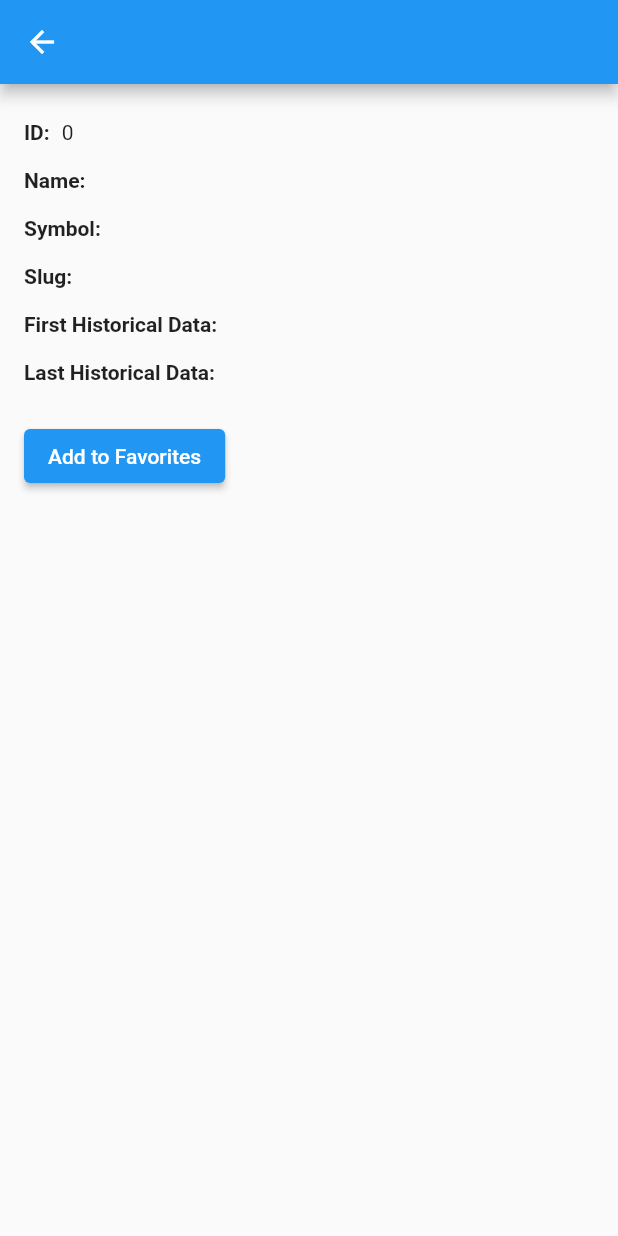
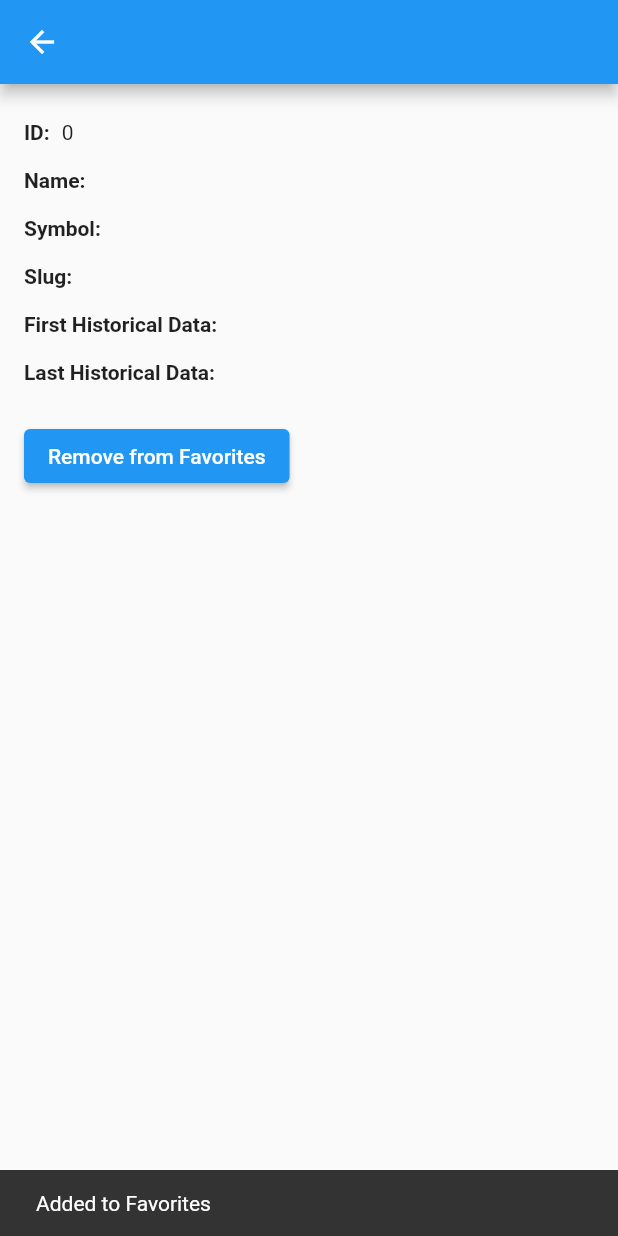
Before and after one commit to vishal-singh-01/my_crypto, a Flutter app: the CryptocurrencyDetailsPage screen opened directly with empty values, after a tap on "Add to Favorites", on a phone screen of 412 x 824 dp. Run offline on Flutter 3.47's test engine with Material 2 defaults, Android fonts, the phone set to English and light mode, and no system bars; our stand-ins replace sqflite; accounts and stored records are empty; network calls fail.

Commit message:
4. By clicking on the tab with favourites, the list of previously added cryptocurrencies opens 5. By clicking on an item from your favourites, opens a screen with a detailed view 6. The detailed view should have a button that allows you to remove cryptocurrency from favourites 7. Tie updating of the list on the main screen to "pull to refresh”. 8. Cache data downloaded from the network.

```diff
--- a/lib/models/cryptocurrency.dart
+++ b/lib/models/cryptocurrency.dart
@@ -18,4 +18,29 @@ class Cryptocurrency {
     this.isFavorite = false,
   });
 
+
+  Map<String, dynamic> toMap() {
+    return {
+      'id': id,
+      'name': name,
+      'symbol': symbol,
+      'slug' : slug,
+      'first_historical_data': first_historical_data,
+      'last_historical_data' : last_historical_data,
+      'is_favorite': isFavorite ? 1 : 0,
+    };
+  }
+
+  factory Cryptocurrency.fromMap(Map<String, dynamic> map) {
+    return Cryptocurrency(
+      id: map['id'],
+      name: map['name'],
+      symbol: map['symbol'],
+      slug: map['slug'],
+      first_historical_data: map['first_historical_data'],
+      last_historical_data: map['last_historical_data'],
+      isFavorite: map['is_favorite'] == 1,
+    );
+  }
+
 }
--- a/lib/view/CryptocurrencyDetailsPage.dart
+++ /dev/null
@@ -1,75 +0,0 @@
-import 'package:flutter/cupertino.dart';
-import 'package:flutter/material.dart';
-
-import '../models/cryptocurrency.dart';
-
-class CryptocurrencyDetailsPage extends StatelessWidget {
-  final Cryptocurrency cryptocurrency;
-
-  CryptocurrencyDetailsPage({required this.cryptocurrency});
-
-  @override
-  Widget build(BuildContext context) {
-    return Scaffold(
-      appBar: AppBar(
-        title: Text(cryptocurrency.name),
-      ),
-      // body: Center(
-      //   child: Column(
-      //     mainAxisAlignment: MainAxisAlignment.center,
-      //     children: <Widget>[
-      //       Text('ID: ${cryptocurrency.id}'),
-      //       Text('Symbol: ${cryptocurrency.symbol}'),
-      //       ElevatedButton(
-      //         onPressed: () {
-      //           // Add to favorites functionality
-      //         },
-      //         child: Text('Add to Favorites'),
-      //       ),
-      //     ],
-      //   ),
-      // ),
-
-      body: Padding(
-        padding: const EdgeInsets.all(16.0),
-        child: Column(
-          crossAxisAlignment: CrossAxisAlignment.start,
-          children: [
-            _buildParameterRow('ID', cryptocurrency.id.toString()),
-            _buildParameterRow('Name', cryptocurrency.name.toString()),
-            _buildParameterRow('Symbol', cryptocurrency.symbol),
-            _buildParameterRow('Slug', cryptocurrency.slug),
-            _buildParameterRow('First Historical Data', cryptocurrency.first_historical_data),
-            _buildParameterRow('Last Historical Data', cryptocurrency.last_historical_data),
-            SizedBox(height: 16),
-            ElevatedButton(
-              onPressed: () {
-                // Add to favorites functionality
-              },
-              child: Text('Add to Favorites'),
-            ),
-          ],
-        ),
-      ),
-    );
-  }
-
-  Widget _buildParameterRow(String label, String value) {
-    return Padding(
-      padding: const EdgeInsets.symmetric(vertical: 8.0),
-      child: Row(
-        crossAxisAlignment: CrossAxisAlignment.start,
-        children: [
-          Text(
-            '$label:',
-            style: TextStyle(fontWeight: FontWeight.bold),
-          ),
-          SizedBox(width: 8),
-          Expanded(
-            child: Text(value),
-          ),
-        ],
-      ),
-    );
-  }
-}
--- /dev/null
+++ b/lib/view/cryptocurrency_details_page.dart
@@ -0,0 +1,110 @@
+import 'package:flutter/cupertino.dart';
+import 'package:flutter/material.dart';
+
+import '../models/cryptocurrency.dart';
+import 'package:path_provider/path_provider.dart';
+import 'package:sqflite/sqflite.dart';
+import '../data/database_helper.dart';
+
+class CryptocurrencyDetailsPage extends StatefulWidget {
+  final Cryptocurrency cryptocurrency;
+
+  CryptocurrencyDetailsPage({required this.cryptocurrency});
+
+  @override
+  _CryptocurrencyDetailsPageState createState() => _CryptocurrencyDetailsPageState();
+}
+
+class _CryptocurrencyDetailsPageState extends State<CryptocurrencyDetailsPage> {
+
+
+  @override
+  void initState() {
+    super.initState();
+    print("CryptocurrencyDetailsPage called");
+    // _loadCryptocurrencies();
+
+
+    buttonText = widget.cryptocurrency.isFavorite ? removeToFavourite : addToFavourite;
+  }
+// class CryptocurrencyDetailsPage extends StatelessWidget {
+//   final Cryptocurrency cryptocurrency;
+
+  // CryptocurrencyDetailsPage({required this.cryptocurrency});
+
+  String addToFavourite = "Add to Favorites";
+  String removeToFavourite = "Remove from Favorites";
+  String buttonText = "";
+
+  @override
+  Widget build(BuildContext context) {
+    print("cryptocurrency ${widget.cryptocurrency.toString()}");
+    return Scaffold(
+      appBar: AppBar(
+        title: Text(widget.cryptocurrency.name),
+      ),
+      body: Padding(
+        padding: const EdgeInsets.all(16.0),
+        child: Column(
+          crossAxisAlignment: CrossAxisAlignment.start,
+          children: [
+            _buildParameterRow('ID', widget.cryptocurrency.id.toString()),
+            _buildParameterRow('Name', widget.cryptocurrency.name.toString()),
+            _buildParameterRow('Symbol', widget.cryptocurrency.symbol),
+            _buildParameterRow('Slug', widget.cryptocurrency.slug),
+            _buildParameterRow('First Historical Data', widget.cryptocurrency.first_historical_data),
+            _buildParameterRow('Last Historical Data', widget.cryptocurrency.last_historical_data),
+            SizedBox(height: 16),
+            // ElevatedButton(
+            //   onPressed: () {
+            //     // Add to favorites functionality
+            //   },
+            //   child: Text('Add to Favorites'),
+            // ),
+            ElevatedButton(
+              onPressed: () {
+                _toggleFavorite(context);
+              },
+              child: Text(buttonText),
+            ),
+          ],
+        ),
+      ),
+    );
+  }
+
+  Widget _buildParameterRow(String label, String value) {
+    return Padding(
+      padding: const EdgeInsets.symmetric(vertical: 8.0),
+      child: Row(
+        crossAxisAlignment: CrossAxisAlignment.start,
+        children: [
+          Text(
+            '$label:',
+            style: TextStyle(fontWeight: FontWeight.bold),
+          ),
+          SizedBox(width: 8),
+          Expanded(
+            child: Text(value),
+          ),
+        ],
+      ),
+    );
+  }
+
+  void _toggleFavorite(BuildContext context) {
+    final dbHelper = DatabaseHelper();
+    widget.cryptocurrency.isFavorite = !widget.cryptocurrency.isFavorite;
+    if (widget.cryptocurrency.isFavorite) {
+      dbHelper.updateCryptocurrency(widget.cryptocurrency);
+    } else {
+      dbHelper.updateCryptocurrency(widget.cryptocurrency);
+    }
+    setState(() {
+      buttonText = widget.cryptocurrency.isFavorite ? removeToFavourite : addToFavourite;
+    });
+    ScaffoldMessenger.of(context).showSnackBar(SnackBar(
+      content: Text(widget.cryptocurrency.isFavorite ? 'Added to Favorites' : 'Removed from Favorites'),
+    ));
+  }
+}
--- a/pubspec.yaml
+++ b/pubspec.yaml
@@ -36,6 +36,9 @@ dependencies:
   # Use with the CupertinoIcons class for iOS style icons.
   cupertino_icons: ^1.0.2
   http: ^0.13.6
+  sqflite: ^2.2.8+4
+  path_provider: ^2.1.1
+#  sqflite_common_ffi: ^2.2.5
 
 
 dev_dependencies:
```
Also changed, not shown: lib/api_service.dart (renamed from lib/ApiService.dart, +18 -2 lines), lib/data/database_helper.dart (added, +165 -0 lines), lib/main.dart (+32 -7 lines), lib/view/CryptocurrencyListPage.dart (deleted, +0 -37 lines), lib/view/FavoritesPage.dart (deleted, +0 -36 lines), lib/view/cryptocurrency_list_page.dart (added, +110 -0 lines), lib/view/favorites_page.dart (added, +111 -0 lines), pubspec.lock, 2 other files.
